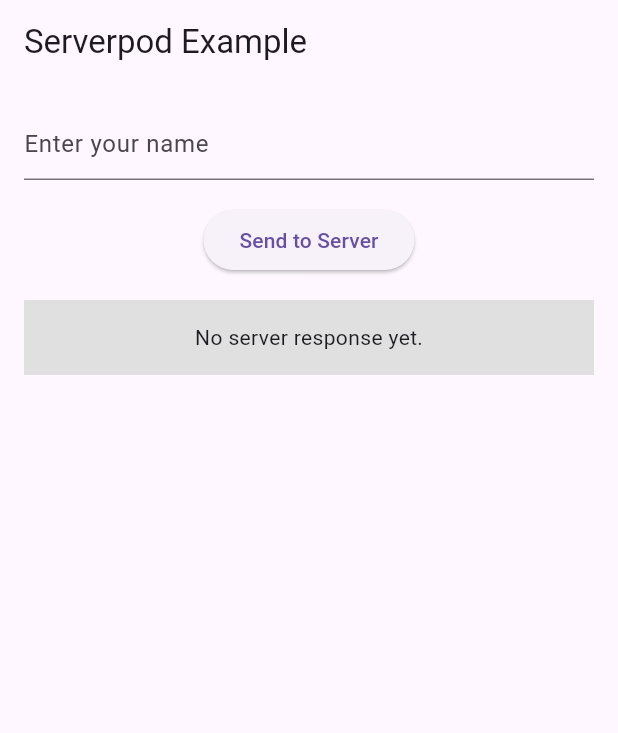
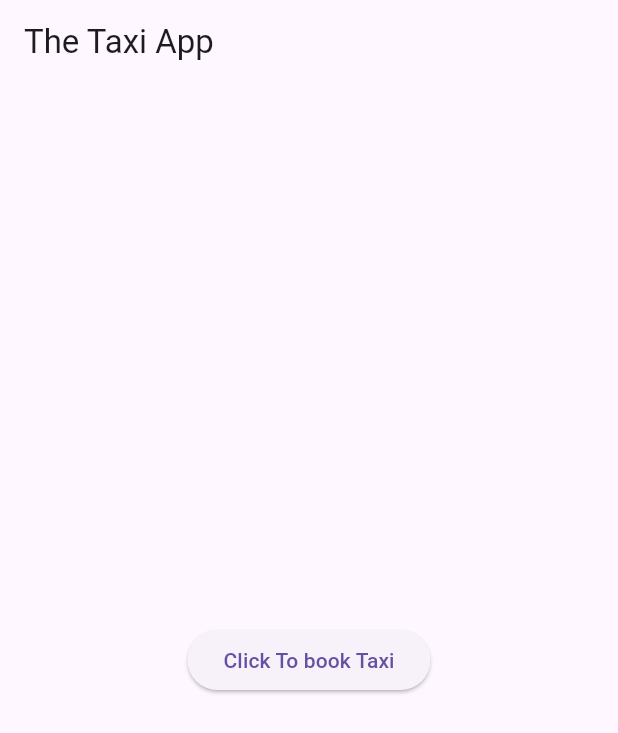
Before and after one commit to Davidkovel/Serverpod_Taxi, a Flutter app: the screen it shows after launch, on a phone screen of 412 x 824 dp. Shown: the top 733 px of the screen. Run offline on Flutter 3.47's test engine with Material 3 defaults, Android fonts, the phone set to English and light mode, and no system bars; our stand-ins replace flutter_bloc, get_it, go_router; missing offline and left inert: serverpod, serverpod_client.

Commit message:
Implement booking feature with BLoC architecture and dependency injection

```diff
--- /dev/null
+++ b/taxi_app/taxi_app_flutter/lib/features/booking/presentation/bloc/booking_event.dart
@@ -0,0 +1,3 @@
+abstract class BookingDetailEvent {}
+
+class FetchBookingDetailsEvent extends BookingDetailEvent {}
--- /dev/null
+++ b/taxi_app/taxi_app_flutter/lib/features/booking/presentation/pages/booking_button.dart
@@ -0,0 +1,26 @@
+import 'package:flutter/material.dart';
+
+import './booking_detail.dart';
+
+class BookingButton extends StatelessWidget {
+  static String route() => "/booking_button";
+
+  const BookingButton({super.key});
+
+  @override
+  Widget build(BuildContext context) {
+    return Scaffold(
+      appBar: AppBar(
+        title: Text("The Taxi App"),
+      ),
+      body: Center(
+        child: ElevatedButton(
+          onPressed : ()
+          {
+            Navigator.pushNamed(context, BookingDetail.route());
+          }
+          , child: Text("Click To book Taxi")),
+      ),
+    );
+  }
+}
--- a/taxi_app/taxi_app_flutter/lib/main.dart
+++ b/taxi_app/taxi_app_flutter/lib/main.dart
@@ -1,17 +1,23 @@
-import 'package:taxi_app_client/taxi_app_client.dart';
 import 'package:flutter/material.dart';
-import 'package:serverpod_flutter/serverpod_flutter.dart';
+import 'package:flutter_bloc/flutter_bloc.dart';
+import 'package:taxi_app_flutter/features/booking/presentation/pages/booking_button.dart';
 
-// Sets up a singleton client object that can be used to talk to the server from
-// anywhere in our app. The client is generated from your server code.
-// The client is set up to connect to a Serverpod running on a local server on
-// the default port. You will need to modify this to connect to staging or
-// production servers.
-var client = Client('http://$localhost:8080/')
-  ..connectivityMonitor = FlutterConnectivityMonitor();
+import './dependencies.dart';
+import 'features/booking/presentation/bloc/booking_block.dart';
 
-void main() {
-  runApp(const MyApp());
+void main() async {
+  WidgetsFlutterBinding.ensureInitialized();
+  await initDependencies();
+  runApp(
+    MultiBlocProvider(
+      providers: [
+        BlocProvider(
+          create: (_) => serviceLocator<BookingDetailBloc>(),
+        ),
+      ],
+      child: const MyApp(),
+    ),
+  );
 }
 
 class MyApp extends StatelessWidget {
@@ -20,118 +26,9 @@ class MyApp extends StatelessWidget {
   @override
   Widget build(BuildContext context) {
     return MaterialApp(
-      title: 'Serverpod Demo',
-      theme: ThemeData(
-        primarySwatch: Colors.blue,
-      ),
-      home: const MyHomePage(title: 'Serverpod Example'),
+      title: 'Taxi App',
+      theme: ThemeData(primarySwatch: Colors.blue),
+      home: const BookingButton(),
     );
   }
 }
-
-class MyHomePage extends StatefulWidget {
-  const MyHomePage({super.key, required this.title});
-
-  final String title;
-
-  @override
-  MyHomePageState createState() => MyHomePageState();
-}
-
-class MyHomePageState extends State<MyHomePage> {
-  // These fields hold the last result or error message that we've received from
-  // the server or null if no result exists yet.
-  String? _resultMessage;
-  String? _errorMessage;
-
-  final _textEditingController = TextEditingController();
-
-  // Calls the `hello` method of the `example` endpoint. Will set either the
-  // `_resultMessage` or `_errorMessage` field, depending on if the call
-  // is successful.
-  void _callHello() async {
-    try {
-      final result = await client.example.hello(_textEditingController.text);
-      setState(() {
-        _errorMessage = null;
-        _resultMessage = result;
-      });
-    } catch (e) {
-      setState(() {
-        _errorMessage = '$e';
-      });
-    }
-  }
-
-  @override
-  Widget build(BuildContext context) {
-    return Scaffold(
-      appBar: AppBar(
-        title: Text(widget.title),
-      ),
-      body: Padding(
-        padding: const EdgeInsets.all(16),
-        child: Column(
-          children: [
-            Padding(
-              padding: const EdgeInsets.only(bottom: 16.0),
-              child: TextField(
-                controller: _textEditingController,
-                decoration: const InputDecoration(
-                  hintText: 'Enter your name',
-                ),
-              ),
-            ),
-            Padding(
-              padding: const EdgeInsets.only(bottom: 16.0),
-              child: ElevatedButton(
-                onPressed: _callHello,
-                child: const Text('Send to Server'),
-              ),
-            ),
-            _ResultDisplay(
-              resultMessage: _resultMessage,
-              errorMessage: _errorMessage,
-            ),
-          ],
-        ),
-      ),
-    );
-  }
-}
-
-// _ResultDisplays shows the result of the call. Either the returned result from
-// the `example.hello` endpoint method or an error message.
-class _ResultDisplay extends StatelessWidget {
-  final String? resultMessage;
-  final String? errorMessage;
-
-  const _ResultDisplay({
-    this.resultMessage,
-    this.errorMessage,
-  });
-
-  @override
-  Widget build(BuildContext context) {
-    String text;
-    Color backgroundColor;
-    if (errorMessage != null) {
-      backgroundColor = Colors.red[300]!;
-      text = errorMessage!;
-    } else if (resultMessage != null) {
-      backgroundColor = Colors.green[300]!;
-      text = resultMessage!;
-    } else {
-      backgroundColor = Colors.grey[300]!;
-      text = 'No server response yet.';
-    }
-
-    return Container(
-      height: 50,
-      color: backgroundColor,
-      child: Center(
-        child: Text(text),
-      ),
-    );
-  }
-}
--- a/taxi_app/taxi_app_flutter/pubspec.yaml
+++ b/taxi_app/taxi_app_flutter/pubspec.yaml
@@ -32,6 +32,9 @@ dependencies:
   # The following adds the Cupertino Icons font to your application.
   # Use with the CupertinoIcons class for iOS style icons.
   cupertino_icons: ^1.0.5
+  flutter_bloc: ^8.1.6
+  get_it: ^8.0.3
+  go_router: ^14.6.2
 
 dev_dependencies:
   flutter_lints: '>=3.0.0 <6.0.0'
```
Also changed, not shown: taxi_app/taxi_app_flutter/lib/core/router/app_router.dart (added, +21 -0 lines), taxi_app/taxi_app_flutter/lib/dependencies.dart (added, +11 -0 lines), taxi_app/taxi_app_flutter/lib/features/booking/presentation/bloc/booking_block.dart (added, +28 -0 lines), taxi_app/taxi_app_flutter/lib/features/booking/presentation/bloc/booking_state.dart (added, +18 -0 lines), taxi_app/taxi_app_flutter/lib/features/booking/presentation/pages/booking_detail.dart (added, +72 -0 lines), taxi_app/taxi_app_flutter/pubspec.lock.
